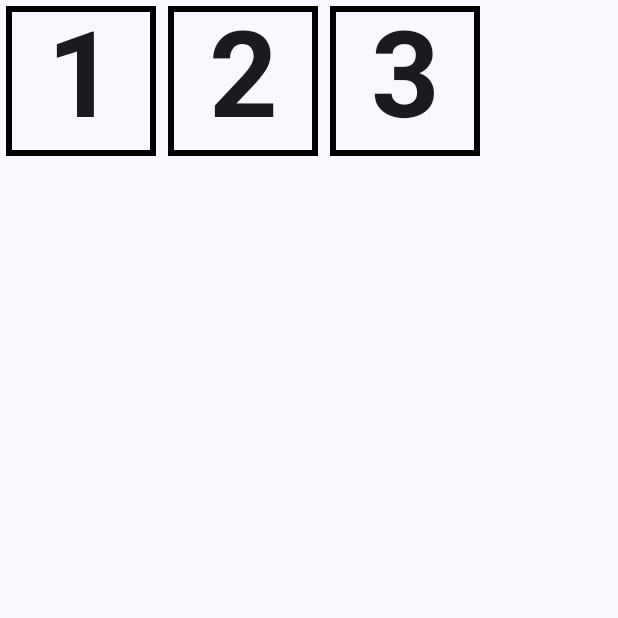
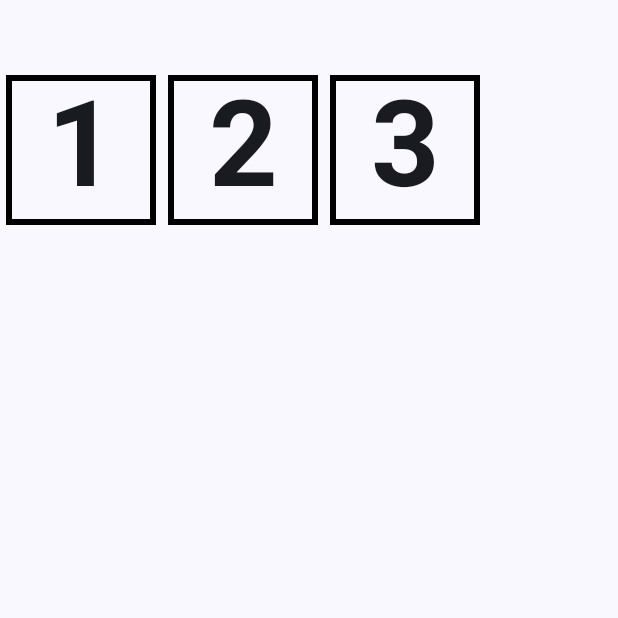
Before and after one commit to sake-2004/mobile_learning_lab3, an Android app built with Jetpack Compose: the screen it shows after launch (MainActivity), on a phone screen of 412 x 824 dp, the top half of it. Run offline under Robolectric (Android 15) with nearby library versions, the phone set to English and light mode, and no system bars.

Commit message:
Row verticalAligment

```diff
--- a/app/src/main/java/com/example/rowcoldemo/MainActivity.kt
+++ b/app/src/main/java/com/example/rowcoldemo/MainActivity.kt
@@ -21,7 +21,7 @@ import androidx.compose.ui.tooling.preview.Preview
 import androidx.compose.ui.unit.dp
 import androidx.compose.ui.unit.sp
 import com.example.rowcoldemo.ui.theme.RowColDemoTheme
-
+import androidx.compose.ui.Alignment
 
 class MainActivity : ComponentActivity() {
     override fun onCreate(savedInstanceState: Bundle?) {
@@ -39,7 +39,10 @@ class MainActivity : ComponentActivity() {
 
 @Composable
 fun MainScreen(modifier: Modifier = Modifier) {
-    Row(modifier.size(width = 400.dp, height = 200.dp)) {
+    Row(
+        verticalAlignment = Alignment.CenterVertically,
+        modifier = modifier.size(width = 400.dp, height = 200.dp)
+    ) {
         TextCell("1")
         TextCell("2")
         TextCell("3")
```
